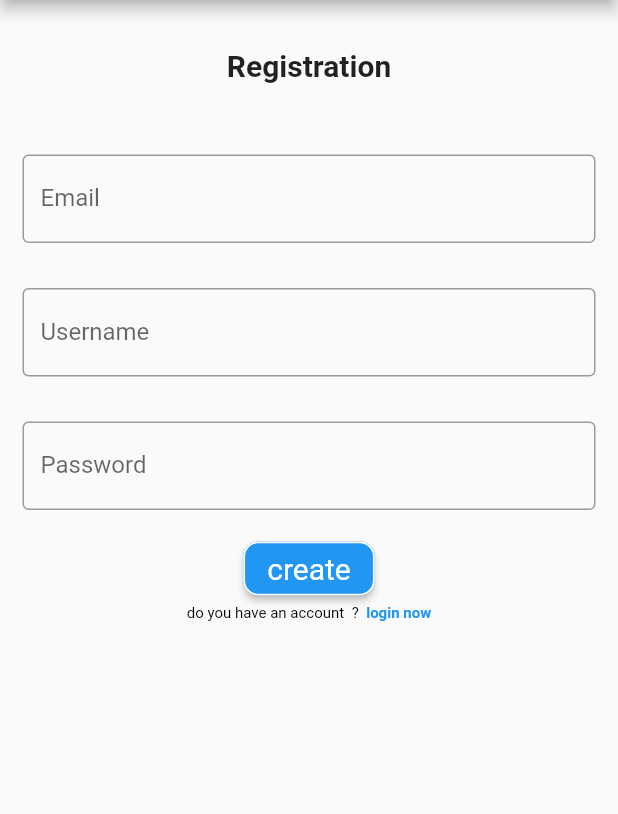
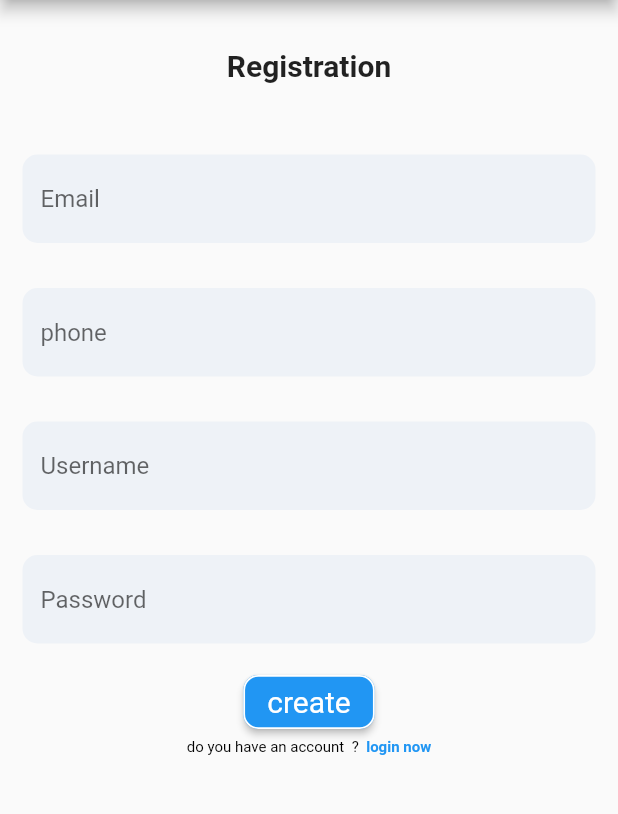
Before and after one commit to kyppe/FlutterDelivery, a Flutter app: the screen it shows after launch, after a tap on "Create One", on a phone screen of 412 x 824 dp, the part 84-898 px from its top. Run offline on Flutter 3.47's test engine with Material 2 defaults, Android fonts, the phone set to English and light mode, and no system bars; our stand-ins replace dio, get; missing offline and left inert: dart:ffi, geocode; network calls fail; Roboto replaces fonts that are missing (arial).

Commit message:
add register page with validation

```diff
--- a/lib/components/components.dart
+++ b/lib/components/components.dart
@@ -1,3 +1,4 @@
+import 'package:dio/dio.dart';
 import 'package:flutter/cupertino.dart';
 import 'package:flutter/material.dart';
 import 'package:flutter/services.dart';
@@ -6,7 +7,6 @@ import 'package:get/get_core/src/get_main.dart';
 import 'package:get/get_navigation/get_navigation.dart';
 import 'package:get/get_navigation/src/snackbar/snackbar.dart';
 import 'package:get/get_utils/src/get_utils/get_utils.dart';
-import 'package:google_fonts/google_fonts.dart';
 
 Widget myText(String title, String text) {
   return Row(
@@ -21,13 +21,6 @@ Widget myText(String title, String text) {
 }
 
 class Componnets {
-  var myStyle =
-      GoogleFonts.poppins(color: Colors.grey[700], fontWeight: FontWeight.bold);
-  var myStyle2 = GoogleFonts.fruktur(
-      color: Colors.red[700], fontWeight: FontWeight.normal);
-  var myStyle3 =
-      GoogleFonts.fruktur(color: Colors.black, fontWeight: FontWeight.bold);
-
   myAvatar(double? radius, String path) {
     return CircleAvatar(
       backgroundImage: AssetImage(path),
@@ -35,40 +28,41 @@ class Componnets {
     );
   }
 
-  void testmail(TextEditingController name) {
+  bool testmail(TextEditingController name) {
+    print(name.text);
+    if (!(GetUtils.isEmail(name.text))) {
+      return false;
+    }
+    return true;
+  }
 
-    if (!(GetUtils.isEmail(name.text))) {
+  bool testpassword(TextEditingController name) {
+    if (!(GetUtils.isLengthGreaterOrEqual(name.text, 5))) {
+      return false;
+    }
+    return true;
+  }
 
-      Get.snackbar('incorrect'.tr, 'Email format bad'.tr,
-          backgroundColor: Colors.red[900], snackPosition: SnackPosition.TOP);
+  bool testcin(TextEditingController name) {
+    if (!(GetUtils.isNum(name.text))) {
+      return false;
+    }
+    return true;
+  }
 
+  bool testusername(TextEditingController name) {
+    if (!(GetUtils.isGreaterThan(name.text.length, 5))) {
+      return false;
+    } else {
+      return true;
     }
   }
 
-  void testpassword(TextEditingController name) {
-    if (!(GetUtils.isLengthGreaterOrEqual(name.text, 8))) {
-      Get.snackbar('incorrect'.tr, 'password length should be 8 or more'.tr,
-          backgroundColor: Colors.red[900], snackPosition: SnackPosition.TOP);
-    } else if ((GetUtils.isAlphabetOnly(name.text))) {
-      Get.snackbar('incorrect'.tr, 'need to at least one number'.tr,
-          backgroundColor: Colors.red[900], snackPosition: SnackPosition.TOP);
-    } else if (!(GetUtils.hasCapitalletter(name.text))) {
-      Get.snackbar('incorrect'.tr, 'need at least one Capital letter'.tr,
-          backgroundColor: Colors.red[900], snackPosition: SnackPosition.TOP);
-    }
-  }
-
-  void testcin(TextEditingController name) {
-    if (!(GetUtils.isNum(name.text))) {
-      Get.snackbar('incorrect'.tr, 'should be only number'.tr,
-          backgroundColor: Colors.red[900], snackPosition: SnackPosition.TOP);
-    }
-  }
-
-  void testusername(TextEditingController name) {
-    if (!(GetUtils.isUsername(name.text))) {
-      Get.snackbar('incorrect'.tr, 'username format bad'.tr,
-          backgroundColor: Colors.red[900], snackPosition: SnackPosition.TOP);
+  bool testPhone(TextEditingController name) {
+    if (!GetUtils.isPhoneNumber(name.text)) {
+      return false;
+    } else {
+      return true;
     }
   }
 
@@ -111,45 +105,209 @@ class Componnets {
         child: Text(text));
   }
 
-  void test(TextEditingController cin, TextEditingController email,
-      TextEditingController password, TextEditingController username) {
-    testmail(email);
-    testusername(username);
-    testcin(cin);
-    testpassword(password);
+  bool test(TextEditingController email, TextEditingController password,
+      TextEditingController username, TextEditingController phone) {
+    print(testmail(email));
+    print(testusername(username));
+
+    print(testpassword(password));
+    print(testPhone(phone));
+
+    return testmail(email) == true &&
+        testusername(username) == true &&
+        testpassword(password) == true &&
+        testPhone(phone);
   }
 
   myButton(
-      TextEditingController cin,
       TextEditingController email,
       TextEditingController password,
       TextEditingController username,
+      TextEditingController phone,
       String textbox,
-      ButtonStyle style) {
+      ButtonStyle style,
+      BuildContext context) {
     return ElevatedButton(
         style: style,
-        onPressed: () {
-          test(cin, email, password, username);
+        onPressed: () async {
+          print(test(email, password, username, phone));
+          if (test(email, password, username, phone)) {
+            print("azeza");
+            String url = "http://192.168.200.89:3000/driver/register";
+            // String url = "http://192.168.31.54:3000/commands";
+            Dio dio = new Dio();
+            final data = {
+              "email": email.text,
+              "password": password.text,
+              "fullName": username.text,
+              "phoneNumber": phone.text
+            };
+            var response = await dio.post(url, data: data);
+            print("aaaaaaaaaaaaaaaa");
+            Navigator.pushNamed(context, '/');
+
+            print(response);
+          }
         },
         child: Text(textbox));
   }
 
-  myImage(String path) {
-    return Image(image: AssetImage(path));
+  textIFullName(TextEditingController name, String labe, bool obscure,
+      {Function? fun}) {
+    return Padding(
+        padding: EdgeInsets.all(15),
+        child: TextFormField(
+          obscureText: obscure,
+          controller: name,
+          autovalidateMode: AutovalidateMode.onUserInteraction,
+          decoration: InputDecoration(
+            border: OutlineInputBorder(
+              borderSide: BorderSide.none,
+              borderRadius: BorderRadius.circular(10.0),
+            ),
+            fillColor: const Color(0xffEEF2F7),
+            hintText: labe,
+            filled: true,
+            focusedBorder: OutlineInputBorder(
+              borderSide: const BorderSide(color: Color(0xff535FF7), width: 2),
+              borderRadius: BorderRadius.circular(10.0),
+            ),
+            focusedErrorBorder: OutlineInputBorder(
+              borderSide: BorderSide(color: Colors.pink[400]!, width: 2),
+              borderRadius: BorderRadius.circular(10.0),
+            ),
+            enabledBorder: OutlineInputBorder(
+              borderSide: BorderSide.none,
+              borderRadius: BorderRadius.circular(10.0),
+            ),
+          ),
+          validator: (value) {
+            if (!GetUtils.isLengthGreaterThan(value, 5)) {
+              // ignore: void_checks
+              return "Min 5 chars";
+            } else {
+              return null;
+            }
+          },
+        ));
   }
 
-  textInput(TextEditingController name, String labe, bool obscure,
+  textEmail(TextEditingController name, String labe, bool obscure,
+      {Function? fun}) {
+    return Padding(
+        padding: EdgeInsets.all(15),
+        child: TextFormField(
+          controller: name,
+          obscureText: obscure,
+          autovalidateMode: AutovalidateMode.onUserInteraction,
+          decoration: InputDecoration(
+            border: OutlineInputBorder(
+              borderSide: BorderSide.none,
+              borderRadius: BorderRadius.circular(10.0),
+            ),
+            fillColor: const Color(0xffEEF2F7),
+            hintText: labe,
+            filled: true,
+            focusedBorder: OutlineInputBorder(
+              borderSide: const BorderSide(color: Color(0xff535FF7), width: 2),
+              borderRadius: BorderRadius.circular(10.0),
+            ),
+            focusedErrorBorder: OutlineInputBorder(
+              borderSide: BorderSide(color: Colors.pink[400]!, width: 2),
+              borderRadius: BorderRadius.circular(10.0),
+            ),
+            enabledBorder: OutlineInputBorder(
+              borderSide: BorderSide.none,
+              borderRadius: BorderRadius.circular(10.0),
+            ),
+          ),
+          validator: (value) {
+            if (!GetUtils.isEmail(value!)) {
+              // ignore: void_checks
+              return "forma email bad";
+            } else {
+              return null;
+            }
+          },
+        ));
+  }
+
+  textPhone(TextEditingController name, String labe, bool obscure,
       {Function? fun}) {
     return Padding(
       padding: EdgeInsets.all(15),
-      child: TextField(
+      child: TextFormField(
         controller: name,
         obscureText: obscure,
+        autovalidateMode: AutovalidateMode.onUserInteraction,
         decoration: InputDecoration(
-          border: OutlineInputBorder(),
-          labelText: labe,
+          border: OutlineInputBorder(
+            borderSide: BorderSide.none,
+            borderRadius: BorderRadius.circular(10.0),
+          ),
+          fillColor: const Color(0xffEEF2F7),
           hintText: labe,
+          filled: true,
+          focusedBorder: OutlineInputBorder(
+            borderSide: const BorderSide(color: Color(0xff535FF7), width: 2),
+            borderRadius: BorderRadius.circular(10.0),
+          ),
+          focusedErrorBorder: OutlineInputBorder(
+            borderSide: BorderSide(color: Colors.pink[400]!, width: 2),
+            borderRadius: BorderRadius.circular(10.0),
+          ),
+          enabledBorder: OutlineInputBorder(
+            borderSide: BorderSide.none,
+            borderRadius: BorderRadius.circular(10.0),
+          ),
         ),
+        validator: (value) {
+          if (!GetUtils.isPhoneNumber(value!)) {
+            return "not a phone number";
+          } else {
+            return null;
+          }
+        },
+      ),
+    );
+  }
+
+  textPassword(TextEditingController name, String labe, bool obscure,
+      {Function? fun}) {
+    return Padding(
+      padding: EdgeInsets.all(15),
+      child: TextFormField(
+        controller: name,
+        obscureText: obscure,
+        autovalidateMode: AutovalidateMode.onUserInteraction,
+        decoration: InputDecoration(
+          border: OutlineInputBorder(
+            borderSide: BorderSide.none,
+            borderRadius: BorderRadius.circular(10.0),
+          ),
+          fillColor: const Color(0xffEEF2F7),
+          hintText: labe,
+          filled: true,
+          focusedBorder: OutlineInputBorder(
+            borderSide: const BorderSide(color: Color(0xff535FF7), width: 2),
+            borderRadius: BorderRadius.circular(10.0),
+          ),
+          focusedErrorBorder: OutlineInputBorder(
+            borderSide: BorderSide(color: Colors.pink[400]!, width: 2),
+            borderRadius: BorderRadius.circular(10.0),
+          ),
+          enabledBorder: OutlineInputBorder(
+            borderSide: BorderSide.none,
+            borderRadius: BorderRadius.circular(10.0),
+          ),
+        ),
+        validator: (value) {
+          if (!GetUtils.isLengthGreaterThan(value, 5)) {
+            return "Min 5 chars";
+          } else {
+            return null;
+          }
+        },
       ),
     );
   }
--- a/lib/main.dart
+++ b/lib/main.dart
@@ -6,9 +6,15 @@ import 'package:appdelivery/screens/main_page_state.dart';
 import 'package:appdelivery/screens/register_page.dart';
 import 'package:flutter/material.dart';
 import 'package:dio/dio.dart';
+import 'package:get/get_core/src/get_main.dart';
+import 'package:get/get_instance/src/extension_instance.dart';
 import 'package:provider/provider.dart';
 
+import 'components/components.dart';
+
 void main() {
+  WidgetsFlutterBinding.ensureInitialized();
+
   runApp(
     MultiProvider(
       providers: [
--- a/lib/screens/login_page.dart
+++ b/lib/screens/login_page.dart
@@ -1,4 +1,5 @@
 import 'package:appdelivery/Providers/user_provider.dart';
+import 'package:appdelivery/components/components.dart';
 import 'package:appdelivery/screens/main_page_state.dart';
 import 'package:flutter/material.dart';
 import 'package:flutter/src/foundation/key.dart';
@@ -15,6 +16,7 @@ class LoginPage extends StatefulWidget {
 
 var loginController = TextEditingController();
 var passWordController = TextEditingController();
+var comp = Componnets();
 
 class _LoginPageState extends State<LoginPage> {
   @override
@@ -25,32 +27,38 @@ class _LoginPageState extends State<LoginPage> {
           title: const Text("Login"),
           centerTitle: true,
         ),
-      body: Padding(
+        body: SingleChildScrollView(
+          child: Padding(
             padding: EdgeInsets.all(15),
             child: Column(
               children: <Widget>[
                 Padding(
                   padding: EdgeInsets.all(15),
-              child: TextField(
-                controller: loginController,
-                decoration: const InputDecoration(
-                  border: OutlineInputBorder(),
-                  labelText: 'User Name',
-                  hintText: 'Enter Your Name',
+                  child: Column(children: [
+                    Align(
+                      alignment: Alignment.centerLeft,
+                      child: Container(
+                        child: Text(
+                          "  Email",
                         ),
                       ),
                     ),
+                    comp.textEmail(loginController, "Email", false)
+                  ]),
+                ),
                 Padding(
                   padding: EdgeInsets.all(15),
-              child: TextField(
-                controller: passWordController,
-                obscureText: true,
-                decoration: const InputDecoration(
-                  border: OutlineInputBorder(),
-                  labelText: 'Password',
-                  hintText: 'Enter Password',
+                  child: Column(children: [
+                    Align(
+                      alignment: Alignment.centerLeft,
+                      child: Container(
+                        child: Text(
+                          "   Password",
                         ),
                       ),
+                    ),
+                    comp.textPassword(passWordController, "Password", true),
+                  ]),
                 ),
                 Center(
                   child: Row(children: [
@@ -74,8 +82,6 @@ class _LoginPageState extends State<LoginPage> {
                               borderRadius: BorderRadius.circular(18.0),
                               side: const BorderSide(color: Colors.blue)))),
                   onPressed: () async {
-                print(passWordController.text);
-                print(loginController.text);
                     if (await context
                         .read<User>()
                         .login(loginController.text, passWordController.text)) {
@@ -89,6 +95,6 @@ class _LoginPageState extends State<LoginPage> {
               ],
             ),
           ),
-    );
+        ));
   }
 }
--- a/lib/screens/nav_Bar.dart
+++ b/lib/screens/nav_Bar.dart
@@ -1,3 +1,5 @@
+// ignore_for_file: file_names
+
 import 'package:appdelivery/Providers/commands.dart';
 import 'package:appdelivery/Providers/user_provider.dart';
 import 'package:flutter/material.dart';
@@ -46,7 +48,6 @@ class NavBar extends StatelessWidget {
           ListTile(
             title: Text('Exit'),
             leading: Icon(Icons.exit_to_app),
-            iconColor: Colors.red,
             onTap: () => Navigator.pushNamed(context, "/"),
           ),
         ],
--- a/lib/screens/register_page.dart
+++ b/lib/screens/register_page.dart
@@ -25,44 +25,65 @@ class RegisterPageView extends StatefulWidget {
 }
 
 class _RegisterPageViewState extends State<RegisterPageView> {
-
   var comp = Componnets();
-
-  @override
-  Widget build(BuildContext context) {
   TextEditingController emailcontroller = TextEditingController();
   TextEditingController passcontroller = TextEditingController();
   TextEditingController usernamecontroller = TextEditingController();
-    TextEditingController cincontroller = TextEditingController();
+  TextEditingController phonecontroller = TextEditingController();
 
+  bool test = true;
+  @override
+  Widget build(BuildContext context) {
     return SingleChildScrollView(
         child: Column(
       mainAxisAlignment: MainAxisAlignment.spaceEvenly,
-        children:  [
+      children: [
         comp.myContainer(
-
             200,
             80,
             4,
             "Registration",
-              const TextStyle(fontFamily :'arial',fontWeight: FontWeight.bold,fontSize: 20 )),
-
-            comp.textInput(emailcontroller,"Email",false ) ,
-            comp.textInput(usernamecontroller,"Username",false ) ,
-            comp.textInput(passcontroller,"Password",true ) ,
-            comp.myButton(cincontroller,emailcontroller,passcontroller,usernamecontroller,"create", comp.buttonStyle(Colors.blue,Colors.white,const TextStyle(fontFamily:'arial',fontSize: 20))),
+            const TextStyle(
+                fontFamily: 'arial',
+                fontWeight: FontWeight.bold,
+                fontSize: 20)),
+        comp.textEmail(emailcontroller, "Email", false),
+        comp.textPhone(phonecontroller, "phone", false),
+        comp.textIFullName(usernamecontroller, "Username", false),
+        comp.textPassword(passcontroller, "Password", true),
+        comp.myButton(
+          emailcontroller,
+          passcontroller,
+          usernamecontroller,
+          phonecontroller,
+          "create",
+          comp.buttonStyle(
+            Colors.blue,
+            Colors.white,
+            const TextStyle(fontFamily: 'arial', fontSize: 20),
+          ),
+          context,
+        ),
         RichText(
-                text : const TextSpan(
-               text : "do you have an account  ?  ",
-                    style: TextStyle( color: Colors.black, fontSize: 10, fontFamily: 'arial',),
+          text: const TextSpan(
+              text: "do you have an account  ?  ",
+              style: TextStyle(
+                color: Colors.black,
+                fontSize: 10,
+                fontFamily: 'arial',
+              ),
               children: [
-                      TextSpan(text: "login now",
-                      style: TextStyle( color: Colors.blue,fontWeight: FontWeight.bold ,fontSize: 10, fontFamily: 'arial',),
+                TextSpan(
+                  text: "login now",
+                  style: TextStyle(
+                    color: Colors.blue,
+                    fontWeight: FontWeight.bold,
+                    fontSize: 10,
+                    fontFamily: 'arial',
+                  ),
                 )
-                    ]
+              ]),
         ),
-                    ),
-
       ],
     ));
   }
--- a/pubspec.yaml
+++ b/pubspec.yaml
@@ -35,8 +35,6 @@ dependencies:
   # Use with the CupertinoIcons class for iOS style icons.
   cupertino_icons: ^1.0.2
   provider : ^6.0.1
-  url_launcher: ^6.1.8
-  google_fonts:
   get :
 
 dev_dependencies:
```
Also changed, not shown: lib/components/mapClass.dart (deleted, +0 -15 lines), pubspec.lock. Lines whose indentation alone changed are shown as unchanged.
